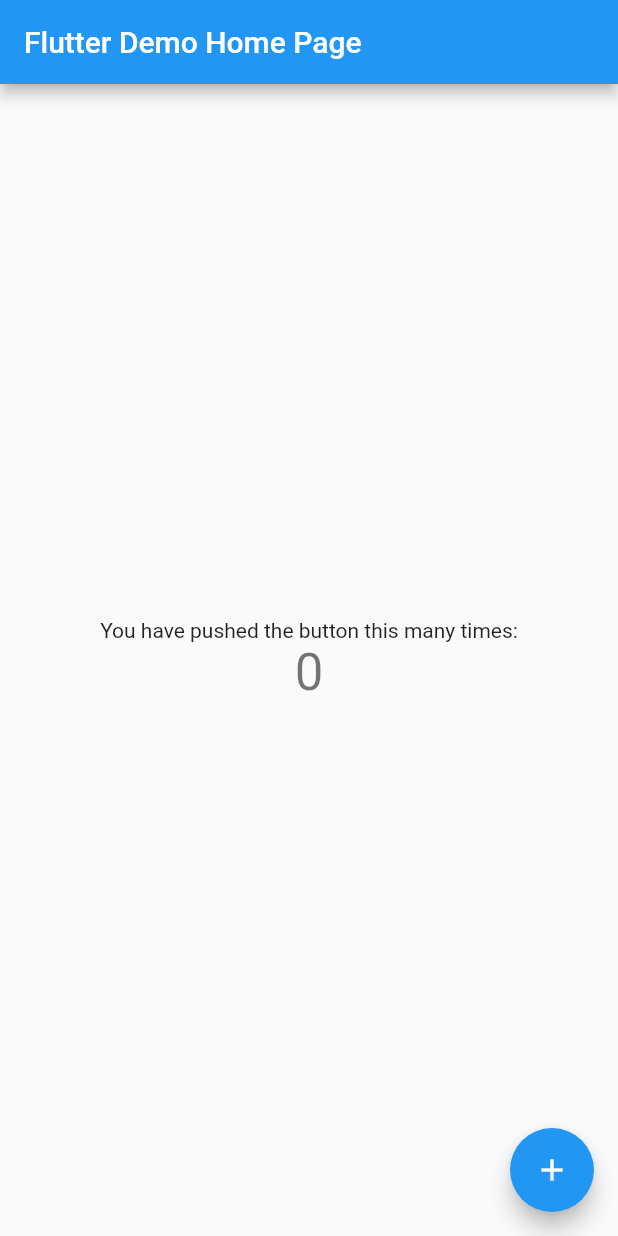
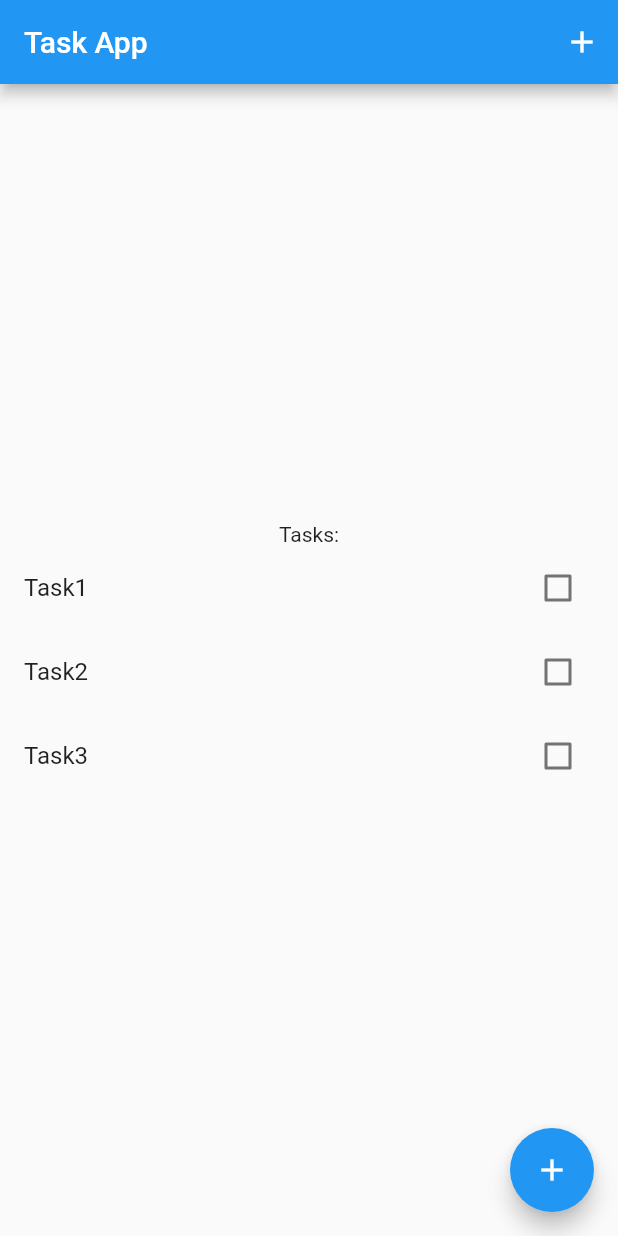
Before and after one commit to xordox/todo_bloc, a Flutter app: the screen it shows after launch, on a phone screen of 412 x 824 dp. Run offline on Flutter 3.47's test engine with Material 2 defaults, Android fonts, the phone set to English and light mode, and no system bars; our stand-ins replace equatable.

Commit message:
task modeling

```diff
--- a/lib/main.dart
+++ b/lib/main.dart
@@ -1,4 +1,5 @@
 import 'package:flutter/material.dart';
+import 'package:todo_bloc/screens/tasks_screen.dart';
 
 void main() {
   runApp(const MyApp());
@@ -7,109 +8,14 @@ void main() {
 class MyApp extends StatelessWidget {
   const MyApp({Key? key}) : super(key: key);
 
-  // This widget is the root of your application.
   @override
   Widget build(BuildContext context) {
     return MaterialApp(
       title: 'Flutter Demo',
       theme: ThemeData(
-        // This is the theme of your application.
-        //
-        // Try running your application with "flutter run". You'll see the
-        // application has a blue toolbar. Then, without quitting the app, try
-        // changing the primarySwatch below to Colors.green and then invoke
-        // "hot reload" (press "r" in the console where you ran "flutter run",
-        // or simply save your changes to "hot reload" in a Flutter IDE).
-        // Notice that the counter didn't reset back to zero; the application
-        // is not restarted.
         primarySwatch: Colors.blue,
       ),
-      home: const MyHomePage(title: 'Flutter Demo Home Page'),
+      home:  TasksScreen(),
     );
   }
 }
-
-class MyHomePage extends StatefulWidget {
-  const MyHomePage({Key? key, required this.title}) : super(key: key);
-
-  // This widget is the home page of your application. It is stateful, meaning
-  // that it has a State object (defined below) that contains fields that affect
-  // how it looks.
-
-  // This class is the configuration for the state. It holds the values (in this
-  // case the title) provided by the parent (in this case the App widget) and
-  // used by the build method of the State. Fields in a Widget subclass are
-  // always marked "final".
-
-  final String title;
-
-  @override
-  State<MyHomePage> createState() => _MyHomePageState();
-}
-
-class _MyHomePageState extends State<MyHomePage> {
-  int _counter = 0;
-
-  void _incrementCounter() {
-    setState(() {
-      // This call to setState tells the Flutter framework that something has
-      // changed in this State, which causes it to rerun the build method below
-      // so that the display can reflect the updated values. If we changed
-      // _counter without calling setState(), then the build method would not be
-      // called again, and so nothing would appear to happen.
-      _counter++;
-    });
-  }
-
-  @override
-  Widget build(BuildContext context) {
-    // This method is rerun every time setState is called, for instance as done
-    // by the _incrementCounter method above.
-    //
-    // The Flutter framework has been optimized to make rerunning build methods
-    // fast, so that you can just rebuild anything that needs updating rather
-    // than having to individually change instances of widgets.
-    return Scaffold(
-      appBar: AppBar(
-        // Here we take the value from the MyHomePage object that was created by
-        // the App.build method, and use it to set our appbar title.
-        title: Text(widget.title),
-      ),
-      body: Center(
-        // Center is a layout widget. It takes a single child and positions it
-        // in the middle of the parent.
-        child: Column(
-          // Column is also a layout widget. It takes a list of children and
-          // arranges them vertically. By default, it sizes itself to fit its
-          // children horizontally, and tries to be as tall as its parent.
-          //
-          // Invoke "debug painting" (press "p" in the console, choose the
-          // "Toggle Debug Paint" action from the Flutter Inspector in Android
-          // Studio, or the "Toggle Debug Paint" command in Visual Studio Code)
-          // to see the wireframe for each widget.
-          //
-          // Column has various properties to control how it sizes itself and
-          // how it positions its children. Here we use mainAxisAlignment to
-          // center the children vertically; the main axis here is the vertical
-          // axis because Columns are vertical (the cross axis would be
-          // horizontal).
-          mainAxisAlignment: MainAxisAlignment.center,
-          children: <Widget>[
-            const Text(
-              'You have pushed the button this many times:',
-            ),
-            Text(
-              '$_counter',
-              style: Theme.of(context).textTheme.headline4,
-            ),
-          ],
-        ),
-      ),
-      floatingActionButton: FloatingActionButton(
-        onPressed: _incrementCounter,
-        tooltip: 'Increment',
-        child: const Icon(Icons.add),
-      ), // This trailing comma makes auto-formatting nicer for build methods.
-    );
-  }
-}
--- /dev/null
+++ b/lib/models/task.dart
@@ -0,0 +1,51 @@
+import 'package:equatable/equatable.dart';
+
+class Task extends Equatable {
+  final String title;
+  bool? isDone;
+  bool? isDeleted;
+
+  Task({
+    required this.title,
+    this.isDone,
+    this.isDeleted,
+  }) {
+    isDone = isDone ?? false;
+    isDeleted = isDeleted ?? false;
+  }
+
+  Task copyWith({
+    String? title,
+    bool? isDone,
+    bool? isDeleted,
+  }) {
+    return Task(
+      title: title ?? this.title,
+      isDone: isDone ?? this.isDone,
+      isDeleted: isDeleted ?? this.isDeleted,
+    );
+  }
+
+  Map<String, dynamic> toMap() {
+    return {
+      'title': title,
+      'isDone': isDone,
+      'isDeleted': isDeleted,
+    };
+  }
+
+  factory Task.fromMap(Map<String, dynamic> map) {
+    return Task(
+      title: map['title'] ?? '',
+      isDone: map['isDone'],
+      isDeleted: map['isDeleted'],
+    );
+  }
+
+  @override
+  List<Object?> get props => [
+        title,
+        isDone,
+        isDeleted,
+      ];
+}
--- /dev/null
+++ b/lib/screens/tasks_screen.dart
@@ -0,0 +1,53 @@
+
+import 'package:flutter/material.dart';
+import 'package:todo_bloc/models/task.dart';
+
+class TasksScreen extends StatefulWidget {
+   TasksScreen({Key? key}) : super(key: key);
+
+  @override
+  State<TasksScreen> createState() => _TasksScreenState();
+}
+
+class _TasksScreenState extends State<TasksScreen> {
+  List<Task> tasksList = [
+    Task(title: 'Task1'),
+    Task(title: 'Task2'),
+    Task(title: 'Task3'),
+  ];
+
+  @override
+  Widget build(BuildContext context) {
+    return Scaffold(
+      appBar: AppBar(
+        title: const Text("Task App"),
+        actions: [
+          IconButton(onPressed: (){}, icon: Icon(Icons.add))
+        ],
+      ),
+      body: Center(
+        child: Column(
+          mainAxisAlignment: MainAxisAlignment.center,
+          children: <Widget>[
+            const Text(
+              'Tasks:',
+            ),
+            ListView.builder(shrinkWrap:true,itemCount: tasksList.length,itemBuilder:  (context, index) {
+              Task task = tasksList[index];
+              return ListTile(
+                title: Text(task.title),
+                trailing: Checkbox(onChanged: (value){},value: task.isDone,),
+
+              );
+            }),
+          ],
+        ),
+      ),
+      floatingActionButton: FloatingActionButton(
+        onPressed: (){},
+        tooltip: 'Increment',
+        child: const Icon(Icons.add),
+      ),
+    );
+  }
+}
```
Also changed, not shown: pubspec.yaml (+3 -65 lines), pubspec.lock.
